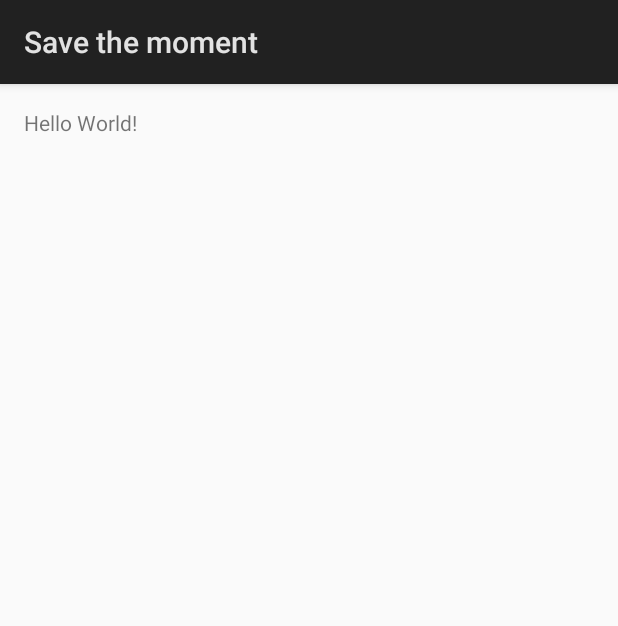
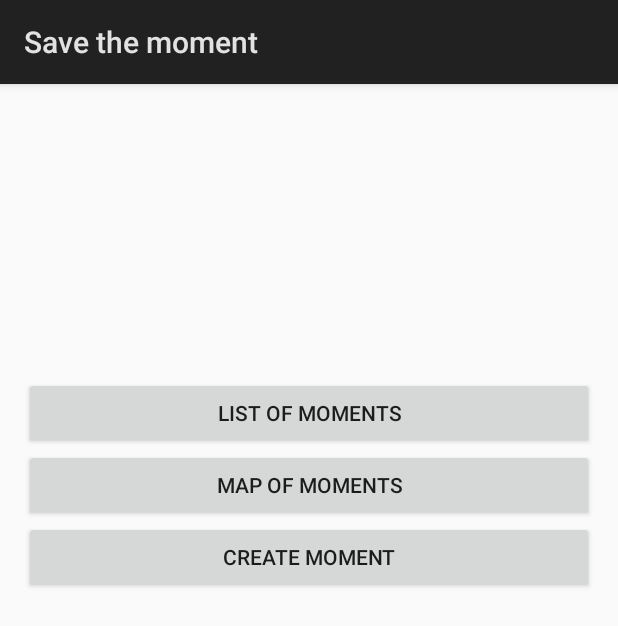
Before and after one commit to eshcherbin/save-the-moment, an Android app: the screen it shows after launch (MainActivity), on a phone screen of 412 x 824 dp. Shown: the top 626 px of the screen. Run offline under Robolectric (Android 15) with nearby library versions, the phone set to English and light mode, and no system bars.

Commit message:
Created three buttons with empty click handlers

```diff
--- a/app/src/main/java/ru/spbau/savethemoment/MainActivity.java
+++ b/app/src/main/java/ru/spbau/savethemoment/MainActivity.java
@@ -2,6 +2,8 @@ package ru.spbau.savethemoment;
 
 import android.app.Activity;
 import android.os.Bundle;
+import android.view.View;
+import android.widget.Button;
 
 public class MainActivity extends Activity {
 
@@ -9,5 +11,30 @@ public class MainActivity extends Activity {
     protected void onCreate(Bundle savedInstanceState) {
         super.onCreate(savedInstanceState);
         setContentView(R.layout.activity_main);
+
+        // set button click handlers
+        Button main_list_button = (Button) findViewById(R.id.button_main_list);
+        main_list_button.setOnClickListener(new View.OnClickListener() {
+            @Override
+            public void onClick(View v) {
+                //TODO: handle click (start List of moments activity)
+            }
+        });
+
+        Button main_map_button = (Button) findViewById(R.id.button_main_map);
+        main_map_button.setOnClickListener(new View.OnClickListener() {
+            @Override
+            public void onClick(View v) {
+                //TODO: handle click (start Map of moments activity)
+            }
+        });
+
+        Button main_create_button = (Button) findViewById(R.id.button_main_create);
+        main_create_button.setOnClickListener(new View.OnClickListener() {
+            @Override
+            public void onClick(View v) {
+                //TODO: handle click (Create new moment and)
+            }
+        });
     }
 }
--- a/app/src/main/res/layout/activity_main.xml
+++ b/app/src/main/res/layout/activity_main.xml
@@ -10,8 +10,29 @@
     android:paddingTop="@dimen/activity_vertical_margin"
     tools:context="ru.spbau.savethemoment.MainActivity">
 
-    <TextView
-        android:layout_width="wrap_content"
+    <Button
+        android:layout_width="match_parent"
         android:layout_height="wrap_content"
-        android:text="Hello World!" />
+        android:id="@+id/button_main_map"
+        android:text="@string/button_main_map_text"
+        android:elevation="0dp"
+        android:layout_below="@+id/button_main_list"
+        android:layout_alignParentStart="true" />
+
+    <Button
+        android:layout_width="match_parent"
+        android:layout_height="wrap_content"
+        android:id="@+id/button_main_list"
+        android:text="@string/button_main_list_text"
+        android:layout_marginTop="179dp"
+        android:layout_alignParentTop="true"
+        android:layout_alignParentStart="true" />
+
+    <Button
+        android:layout_width="match_parent"
+        android:layout_height="wrap_content"
+        android:id="@+id/button_main_create"
+        android:text="@string/button_main_create_text"
+        android:layout_below="@+id/button_main_map"
+        android:layout_alignParentStart="true" />
 </RelativeLayout>
--- a/app/src/main/res/values/strings.xml
+++ b/app/src/main/res/values/strings.xml
@@ -1,3 +1,6 @@
 <resources>
     <string name="app_name">Save the moment</string>
+    <string name="button_main_list_text">List of moments</string>
+    <string name="button_main_map_text">Map of moments</string>
+    <string name="button_main_create_text">Create moment</string>
 </resources>
```
